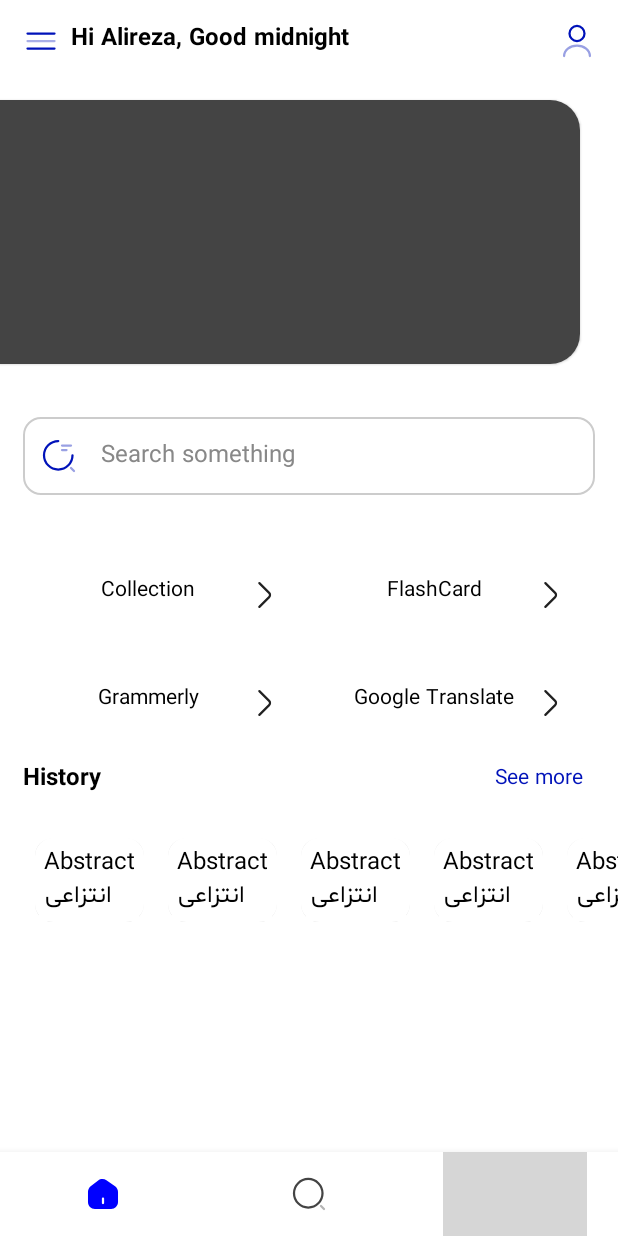
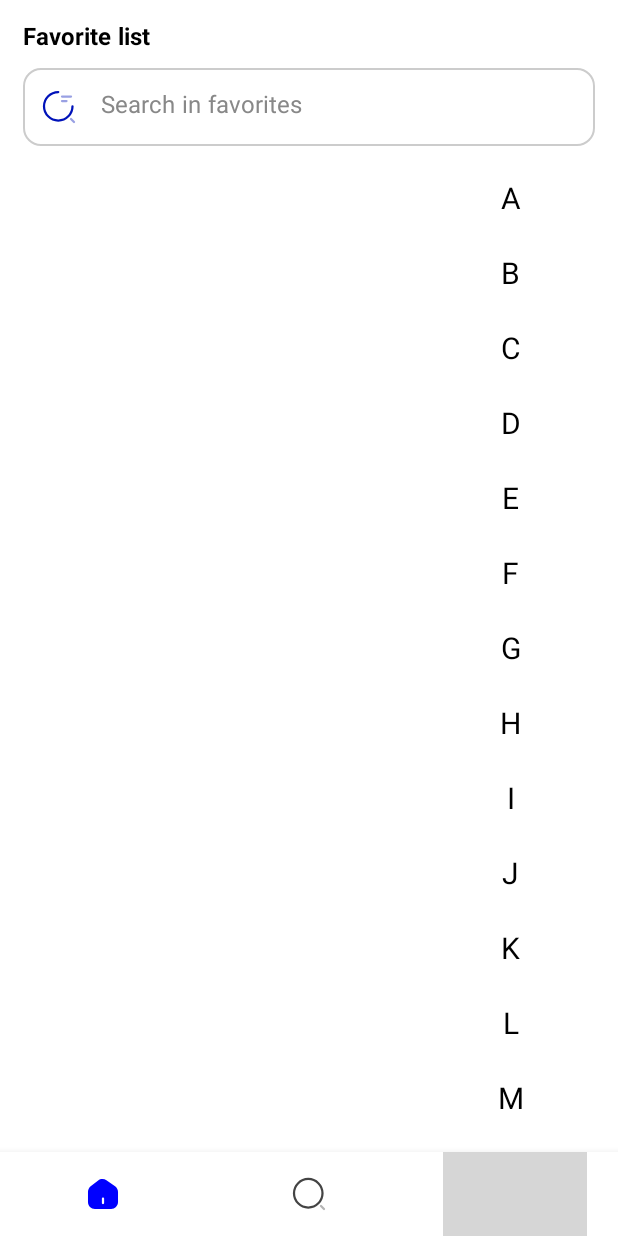
Before and after one commit to mrkhoshneshin/EnglishDictionary, an Android app built with Jetpack Compose: the screen it shows after launch (MainActivity), after a tap on "Collection", on a phone screen of 412 x 824 dp. Run offline under Robolectric (Android 15) with nearby library versions, the phone set to English and light mode, and no system bars; our stand-ins replace Dagger/Hilt's generated code, Room's generated code, accompanist; libraries missing offline, so code that uses them is left out: dev.chrisbanes.snapper; grey boxes are pictures that could not be loaded.

Commit message:
MohammadJavad: Implement favorite page

```diff
--- a/app/src/main/java/english/dictionary/app/MainActivity.kt
+++ b/app/src/main/java/english/dictionary/app/MainActivity.kt
@@ -2,6 +2,7 @@ package english.dictionary.app
 
 import android.annotation.SuppressLint
 import android.os.Bundle
+import android.util.Log
 import android.widget.Toast
 import androidx.activity.ComponentActivity
 import androidx.activity.compose.setContent
@@ -21,8 +22,10 @@ import english.dictionary.app.ui.theme.EnglishDictionaryTheme
 import english.dictionary.app.ui.theme.backgroundColor
 import english.dictionary.app.util.AppSettings
 import english.dictionary.app.util.dataStore
+import kotlinx.coroutines.delay
 import kotlinx.coroutines.flow.collect
 import kotlinx.coroutines.flow.map
+import kotlinx.coroutines.launch
 
 @AndroidEntryPoint
 class MainActivity : ComponentActivity() {
@@ -43,14 +46,21 @@ class MainActivity : ComponentActivity() {
     override fun onCreate(savedInstanceState: Bundle?) {
         super.onCreate(savedInstanceState)
 
-        viewModel.readDataFromDataStore(dataStore, DATA_BASE_HAS_DATA)
+        viewModel.getFirstWordFromDatabase()
 
         setContent {
-            val databaseHasData = viewModel.databaseHasData.collectAsState()
-            if (!databaseHasData.value) {
-                viewModel.insertWordsToDatabaseFromJson(this, "vocab.json")
-                viewModel.updateDataStore(dataStore, DATA_BASE_HAS_DATA,true)
-            }
+            val databaseHasData = viewModel.databaseHasData.collectAsState().value
+            val scope = rememberCoroutineScope()
+
+            LaunchedEffect(key1 = true, block = {
+                scope.launch {
+                    delay(2000L)
+                    if (!databaseHasData) {
+                        viewModel.insertWordsToDatabaseFromJson(this@MainActivity, "vocab.json")
+                    }
+                }
+            })
+
 
             val navController = rememberNavController()
             var selectedBottomNavigationItemIndex by remember { mutableStateOf(0) }
--- a/app/src/main/java/english/dictionary/app/MainViewModel.kt
+++ b/app/src/main/java/english/dictionary/app/MainViewModel.kt
@@ -1,6 +1,7 @@
 package english.dictionary.app
 
 import android.content.Context
+import android.util.Log
 import androidx.datastore.core.DataStore
 import androidx.datastore.preferences.core.Preferences
 import androidx.datastore.preferences.core.edit
@@ -46,6 +47,12 @@ class MainViewModel @Inject constructor(private val jsonHelper: JsonHelper,priva
         }
     }
 
+    fun getFirstWordFromDatabase(){
+        viewModelScope.launch {
+            if(wordDao.getFirst() != null)
+                _databaseHasData.value = true
+        }
+    }
     fun readDataFromDataStore(dataStore: DataStore<Preferences>, key: Preferences.Key<Boolean>){
         viewModelScope.launch {
             dataStore.data.collectLatest{preferences ->
--- a/app/src/main/java/english/dictionary/app/data/Word.kt
+++ b/app/src/main/java/english/dictionary/app/data/Word.kt
@@ -11,6 +11,9 @@ data class Word(
     @ColumnInfo("word_id")
     @PrimaryKey(autoGenerate = true)
     var id : Int = 0,
+
+    @ColumnInfo("is_favorite")
+    var isFavorite: Boolean = false,
 
     @ColumnInfo("english_title")
     @SerializedName("word")
--- a/app/src/main/java/english/dictionary/app/db/WordDao.kt
+++ b/app/src/main/java/english/dictionary/app/db/WordDao.kt
@@ -3,7 +3,9 @@ package english.dictionary.app.db
 import androidx.room.Dao
 import androidx.room.Insert
 import androidx.room.Query
+import androidx.room.Update
 import english.dictionary.app.data.Word
+import kotlinx.coroutines.flow.Flow
 
 @Dao
 interface WordDao {
@@ -12,7 +14,16 @@ interface WordDao {
 
     @Query("SELECT * FROM words WHERE english_title LIKE :query || '%'")
     suspend fun filter(query: String): List<Word>
-
+    @Query("SELECT * FROM words LIMIT 1")
+    suspend fun getFirst(): Word?
     @Insert
     suspend fun insertAll(vararg words: Word)
+
+    @Query("SELECT * FROM words WHERE is_favorite = :mustFavorite")
+    fun getFavorites(mustFavorite: Boolean): Flow<List<Word>>
+
+    @Update
+    suspend fun updateWord(word: Word): Int
+    @Query("SELECT * FROM words WHERE english_title LIKE :newValue || '%' AND is_favorite = :mustBeFavorite")
+    suspend fun filterFavorites(newValue: String, mustBeFavorite: Boolean = true): List<Word>
 }
--- /dev/null
+++ b/app/src/main/java/english/dictionary/app/screen/favorite/FavoriteScreen.kt
@@ -0,0 +1,78 @@
+package english.dictionary.app.screen.favorite
+
+import androidx.compose.foundation.layout.*
+import androidx.compose.material.Icon
+import androidx.compose.material.Text
+import androidx.compose.runtime.Composable
+import androidx.compose.ui.Alignment
+import androidx.compose.ui.Modifier
+import androidx.compose.ui.graphics.Color
+import androidx.compose.ui.res.painterResource
+import androidx.compose.ui.res.stringResource
+import androidx.compose.ui.text.style.TextAlign
+import androidx.compose.ui.unit.dp
+import english.dictionary.app.ui.theme.DefaultTextStyle
+import english.dictionary.app.ui.theme.blue
+import english.dictionary.app.R
+
+@Composable
+fun FavoriteScreen(
+    modifier: Modifier = Modifier,
+    header: @Composable () -> Unit,
+    searchBox: @Composable () -> Unit,
+    alphabets: @Composable () -> Unit,
+    words: @Composable () -> Unit,
+    emptyState: Boolean = true,
+    viewModel: FavoriteWordsViewModel,
+) {
+    Box(modifier = Modifier.fillMaxSize()) {
+        Column(
+            modifier = modifier
+                .padding(15.dp)
+                .fillMaxSize(),
+            horizontalAlignment = Alignment.CenterHorizontally,
+        ) {
+            header()
+            if (emptyState) {
+                EmptyState(
+                    icon = R.drawable.heart_filled,
+                    desc = stringResource(id = R.string.emptyStateDesc)
+                )
+            } else {
+                searchBox()
+                Spacer(modifier = modifier.height(12.dp))
+                Row(modifier = Modifier.fillMaxWidth()) {
+                    words()
+                    alphabets()
+                }
+            }
+        }
+    }
+}
+
+@Composable
+fun EmptyState(
+    icon: Int,
+    desc: String,
+    modifier: Modifier = Modifier
+) {
+    Column(
+        modifier = modifier.fillMaxSize(),
+        horizontalAlignment = Alignment.CenterHorizontally,
+        verticalArrangement = Arrangement.Center
+    ) {
+        Icon(
+            painter = painterResource(id = icon),
+            contentDescription = "emptyStateIcon",
+            Modifier.size(100.dp),
+            tint = blue
+        )
+        Spacer(modifier = Modifier.height(12.dp))
+        Text(
+            modifier = Modifier.fillMaxWidth(),
+            text = desc,
+            style = DefaultTextStyle(color = Color.DarkGray),
+            textAlign = TextAlign.Center
+        )
+    }
+}
--- /dev/null
+++ b/app/src/main/java/english/dictionary/app/screen/favorite/FavoriteWordsViewModel.kt
@@ -0,0 +1,56 @@
+package english.dictionary.app.screen.favorite
+
+import androidx.lifecycle.ViewModel
+import androidx.lifecycle.viewModelScope
+import dagger.hilt.android.lifecycle.HiltViewModel
+import english.dictionary.app.data.Word
+import english.dictionary.app.db.WordDao
+import kotlinx.coroutines.flow.MutableStateFlow
+import kotlinx.coroutines.flow.asStateFlow
+import kotlinx.coroutines.launch
+import javax.inject.Inject
+
+@HiltViewModel
+class FavoriteWordsViewModel @Inject constructor(private val wordDao: WordDao) : ViewModel() {
+
+    private val _textFieldValue = MutableStateFlow("")
+
+    val textFieldValue = _textFieldValue.asStateFlow()
+    private val _selectedAlphabet = MutableStateFlow("")
+
+    val selectedAlphabet = _selectedAlphabet.asStateFlow()
+    private val _favoriteWords = MutableStateFlow(ArrayList<Word>())
+
+    val favoriteWords = _favoriteWords.asStateFlow()
+
+    fun onFavoriteWordsChanged(words: ArrayList<Word>) {
+        _favoriteWords.value = words
+    }
+
+    init {
+        getFavoriteWords()
+    }
+
+    fun onSelectedAlphabetChanged(newValue: String) {
+        _selectedAlphabet.value = newValue
+    }
+
+    fun onTextFieldTextChanged(newValue: String) {
+        viewModelScope.launch {
+            if (newValue.isEmpty())
+                getFavoriteWords()
+            else
+                _favoriteWords.value = wordDao.filterFavorites(newValue) as ArrayList<Word>
+        }
+        _textFieldValue.value = newValue
+    }
+
+    private fun getFavoriteWords() {
+        viewModelScope.launch {
+            val favoriteListFlow = wordDao.getFavorites(true)
+            favoriteListFlow.collect {
+                _favoriteWords.value = it as ArrayList<Word>
+            }
+        }
+    }
+}
--- a/app/src/main/java/english/dictionary/app/screen/home/HomeScreen.kt
+++ b/app/src/main/java/english/dictionary/app/screen/home/HomeScreen.kt
@@ -36,7 +36,7 @@ import english.dictionary.app.util.AppSettings
 
 @ExperimentalPagerApi
 @Composable
-fun HomeScreen(viewModel: HomeViewModel, onProfileIconClicked: () -> Unit) {
+fun HomeScreen(viewModel: HomeViewModel, onProfileIconClicked: () -> Unit, onFeatureItemClicked: (Feature) -> Unit) {
     var searchBoxState = viewModel.textFieldValue.collectAsState()
 
     Column(
@@ -62,7 +62,7 @@ fun HomeScreen(viewModel: HomeViewModel, onProfileIconClicked: () -> Unit) {
             onTextFieldTextChanged = { viewModel.updateTextFieldValue(it) },
             onSearchIconClicked = { /*TODO*/ }) {
         }
-        FeatureSection(features = viewModel.getFeatures(), onFeatureItemClicked = {})
+        FeatureSection(features = viewModel.getFeatures(), onFeatureItemClicked = { onFeatureItemClicked(it)})
         // UsersListSection(users = viewModel.getUsers(), onShowMoreButtonClicked = {})
         SearchHistorySection(words = viewModel.getHistoryWords(), onWordItemClicked = {})
     }
@@ -72,7 +72,7 @@ fun HomeScreen(viewModel: HomeViewModel, onProfileIconClicked: () -> Unit) {
 @Composable
 @Preview(showBackground = true)
 fun HomeScreenPreview() {
-    HomeScreen(viewModel = hiltViewModel(), onProfileIconClicked = {})
+    HomeScreen(viewModel = hiltViewModel(), onProfileIconClicked = {}, onFeatureItemClicked = {})
 }
 
 @Composable
--- a/app/src/main/java/english/dictionary/app/ui/NavigationGraph.kt
+++ b/app/src/main/java/english/dictionary/app/ui/NavigationGraph.kt
@@ -1,26 +1,33 @@
 package english.dictionary.app.ui
 
 import androidx.activity.compose.BackHandler
+import androidx.compose.foundation.layout.padding
 import androidx.compose.runtime.Composable
-import androidx.compose.runtime.remember
-import androidx.compose.ui.platform.LocalContext
+import androidx.compose.runtime.collectAsState
+import androidx.compose.ui.Modifier
+import androidx.compose.ui.res.stringResource
+import androidx.compose.ui.unit.dp
 import androidx.hilt.navigation.compose.hiltViewModel
 import androidx.navigation.NavHostController
 import androidx.navigation.compose.NavHost
 import androidx.navigation.compose.composable
 import com.google.accompanist.pager.ExperimentalPagerApi
+import english.dictionary.app.R
+import english.dictionary.app.data.WordDetailData
 import english.dictionary.app.screen.BooksScreen
+import english.dictionary.app.screen.favorite.FavoriteScreen
+import english.dictionary.app.screen.favorite.FavoriteWordsViewModel
 import english.dictionary.app.screen.home.HomeScreen
 import english.dictionary.app.screen.home.HomeViewModel
-import english.dictionary.app.screen.input_information.GetUserInformationScreen
 import english.dictionary.app.screen.profile.ProfileScreen
+import english.dictionary.app.screen.search.AlphabeticSection
 import english.dictionary.app.screen.search.SearchScreen
+import english.dictionary.app.screen.search.WordsList
 import english.dictionary.app.screen.splash.AnimatedSplashScreen
 import english.dictionary.app.screen.word.WordScreen
 import english.dictionary.app.ui.bottomNavigation.Screen
-import english.dictionary.app.util.AppSettings
-import english.dictionary.app.util.dataStore
-import kotlinx.coroutines.flow.map
+import english.dictionary.app.ui.common.CustomTextField
+import english.dictionary.app.ui.common.Header
 
 @OptIn(ExperimentalPagerApi::class)
 @Composable
@@ -42,7 +49,11 @@ fun NavigationGraph(
             val viewModel = hiltViewModel<HomeViewModel>()
             HomeScreen(
                 viewModel,
-                onProfileIconClicked = { navController.navigate(Screen.ProfileScreen.route) }
+                onProfileIconClicked = { navController.navigate(Screen.ProfileScreen.route) },
+                onFeatureItemClicked = {
+                    //TODO should navigate with title
+                    navController.navigate(Screen.FavoriteWords.route)
+                }
             )
         }
         composable(Screen.SearchScreen.route) {
@@ -75,8 +86,52 @@ fun NavigationGraph(
             WordScreen()
         }
 
-        composable(Screen.BooksScreen.route){
+        composable(Screen.BooksScreen.route) {
             BooksScreen()
+        }
+        composable(Screen.FavoriteWords.route) {
+            val viewModel: FavoriteWordsViewModel = hiltViewModel()
+            val textFieldValue = viewModel.textFieldValue.collectAsState().value
+            val selectedAlphabet = viewModel.selectedAlphabet.collectAsState().value
+            val favoriteWords = viewModel.favoriteWords.collectAsState().value
+            val emptyState = favoriteWords.size == 0
+            FavoriteScreen(
+                emptyState = false,
+                header = {
+                    Header(
+                        headerTitle = stringResource(id = R.string.favorite_words),
+                        leftIcon = null,
+                        rightIcon = null,
+                        onLeftIconClicked = { },
+                        onRightIconClicked = {})
+                },
+                searchBox = {
+                    CustomTextField(
+                        label = stringResource(id = R.string.searchInFavorites),
+                        textFieldValue = textFieldValue,
+                        onTextFieldTextChanged = { viewModel.onTextFieldTextChanged(it) },
+                        onSearchIconClicked = { }) {
+                    }
+                },
+                alphabets = {
+                    AlphabeticSection(modifier = Modifier.padding(bottom = 50.dp), onCharacterItemChanged = {
+                        viewModel.onSelectedAlphabetChanged(it)
+                    }, selectedChar = selectedAlphabet)
+                },
+                words = {
+                    WordsList(words = favoriteWords,
+                        onWordItemClicked = {
+                            WordDetailData.word = it
+                            navController.navigate(Screen.WordDetail.route)
+                        },
+                        scrollPosition = if (selectedAlphabet.isEmpty()) null else favoriteWords.indexOfFirst { word ->
+                            word.englishTitle?.startsWith(
+                                selectedAlphabet
+                            ) ?: false
+                        })
+
+                }, viewModel = viewModel
+            )
         }
     }
 }
--- a/app/src/main/java/english/dictionary/app/ui/bottomNavigation/BottomNavItems.kt
+++ b/app/src/main/java/english/dictionary/app/ui/bottomNavigation/BottomNavItems.kt
@@ -10,6 +10,7 @@ const val SEARCH = "search"
 const val WORD_DETAIL = "word_detail"
 const val GET_USER_INFORMATION = "getUserInformation"
 const val BOOKS = "books"
+const val FAVORITE_WORDS = "favorite_words"
 
 /**
  * @param route Guide for navHost that which destination must navigate
@@ -41,7 +42,7 @@ sealed class Screen(
         index = 1
     )
 
-    object BooksScreen: Screen(
+    object BooksScreen : Screen(
         BOOKS,
         R.drawable.book_fill,
         R.drawable.book_outline,
@@ -57,4 +58,11 @@ sealed class Screen(
             "Profile",
             index = -1
         )
+
+    object FavoriteWords : Screen(
+        FAVORITE_WORDS,
+        -1,
+        -1,
+        "favorite words",
+    )
 }
--- a/app/src/main/java/english/dictionary/app/ui/common/Header.kt
+++ b/app/src/main/java/english/dictionary/app/ui/common/Header.kt
@@ -22,7 +22,7 @@ import english.dictionary.app.ui.theme.blue
 fun Header(
     modifier: Modifier = Modifier,
     headerTitle: String,
-    leftIcon: Int,
+    leftIcon: Int?,
     rightIcon: Int?,
     onLeftIconClicked: () -> Unit,
     onRightIconClicked: () -> Unit
@@ -32,6 +32,7 @@ fun Header(
         horizontalArrangement = Arrangement.SpaceBetween
     ) {
         Row {
+            if(leftIcon != null){
                 Icon(
                     painter = painterResource(id = leftIcon),
                     contentDescription = "leftIcon",
@@ -40,6 +41,7 @@ fun Header(
                         .padding(end = 8.dp)
                         .clickable { onLeftIconClicked() }
                 )
+            }
             Text(text = headerTitle, style = DefaultTextStyle(fontWeight = FontWeight.Bold))
         }
         if (rightIcon != null)
--- a/app/src/main/res/values/strings.xml
+++ b/app/src/main/res/values/strings.xml
@@ -18,4 +18,7 @@
     <string name="seeMore">See more</string>
     <string name="notFound">Not found</string>
     <string name="networkConnectionNeeded">Network connection needed</string>
+    <string name="favorite_words">Favorite list</string>
+    <string name="emptyStateDesc">No favorite item found</string>
+    <string name="searchInFavorites">Search in favorites</string>
 </resources>
```
Also changed, not shown: app/src/main/java/english/dictionary/app/screen/search/SearchScreen.kt (+2 -13 lines), app/src/main/java/english/dictionary/app/screen/word/WordDetailViewModel.kt (+10 -1 lines), app/src/main/java/english/dictionary/app/screen/word/WordScreen.kt (+13 -3 lines), app/src/main/java/english/dictionary/app/screen/book/BooksScreen.kt (renamed from app/src/main/java/english/dictionary/app/screen/BooksScreen.kt), 1 other file. Lines whose indentation alone changed are shown as unchanged.
